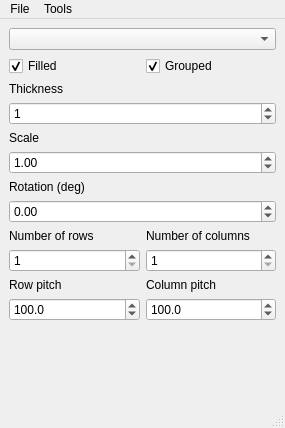
Before: the Qt Designer form ControlWindow.ui in tortugueta/Array, drawn with Qt 5.
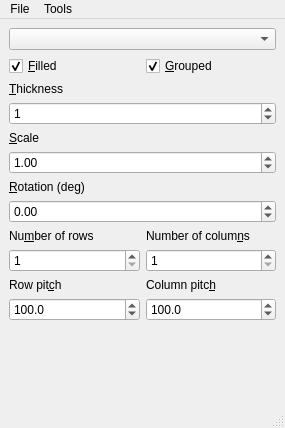
After: the same form once the commit is applied.

Commit message: Add keyboard shortcuts to the controls

```diff
--- a/ControlWindow.ui
+++ b/ControlWindow.ui
@@ -48,7 +48,7 @@
       <item>
        <widget class="QCheckBox" name="filled_checkBox">
         <property name="text">
-         <string>Filled</string>
+         <string>&amp;Filled</string>
         </property>
         <property name="checked">
          <bool>true</bool>
@@ -58,7 +58,7 @@
       <item>
        <widget class="QCheckBox" name="grouped_checkBox">
         <property name="text">
-         <string>Grouped</string>
+         <string>&amp;Grouped</string>
         </property>
         <property name="checked">
          <bool>true</bool>
@@ -72,7 +72,7 @@
       <item>
        <widget class="QLabel" name="thickness_label">
         <property name="text">
-         <string>Thickness</string>
+         <string>&amp;Thickness</string>
         </property>
         <property name="buddy">
          <cstring>thickness_spinBox</cstring>
@@ -96,7 +96,7 @@
       <item>
        <widget class="QLabel" name="scale_label">
         <property name="text">
-         <string>Scale</string>
+         <string>&amp;Scale</string>
         </property>
         <property name="buddy">
          <cstring>scale_doubleSpinBox</cstring>
@@ -126,7 +126,7 @@
       <item>
        <widget class="QLabel" name="rotation_label">
         <property name="text">
-         <string>Rotation (deg)</string>
+         <string>&amp;Rotation (deg)</string>
         </property>
         <property name="buddy">
          <cstring>rotation_doubleSpinBox</cstring>
@@ -158,7 +158,7 @@
            <bool>true</bool>
           </property>
           <property name="text">
-           <string>Number of rows</string>
+           <string>Nu&amp;mber of rows</string>
           </property>
           <property name="buddy">
            <cstring>nrows_spinBox</cstring>
@@ -191,7 +191,7 @@
            <bool>true</bool>
           </property>
           <property name="text">
-           <string>Number of columns</string>
+           <string>Number of colum&amp;ns</string>
           </property>
           <property name="buddy">
            <cstring>ncolumns_spinBox</cstring>
@@ -221,7 +221,7 @@
            <bool>true</bool>
           </property>
           <property name="text">
-           <string>Row pitch</string>
+           <string>Row pit&amp;ch</string>
           </property>
           <property name="buddy">
            <cstring>rowPitch_doubleSpinBox</cstring>
@@ -254,7 +254,7 @@
            <bool>true</bool>
           </property>
           <property name="text">
-           <string>Column pitch</string>
+           <string>Column pitc&amp;h</string>
           </property>
           <property name="buddy">
            <cstring>columnPitch_doubleSpinBox</cstring>
```
Left out of the diff: 1 changed line with no effect on the pictures. The commit also changes 1 other file.
